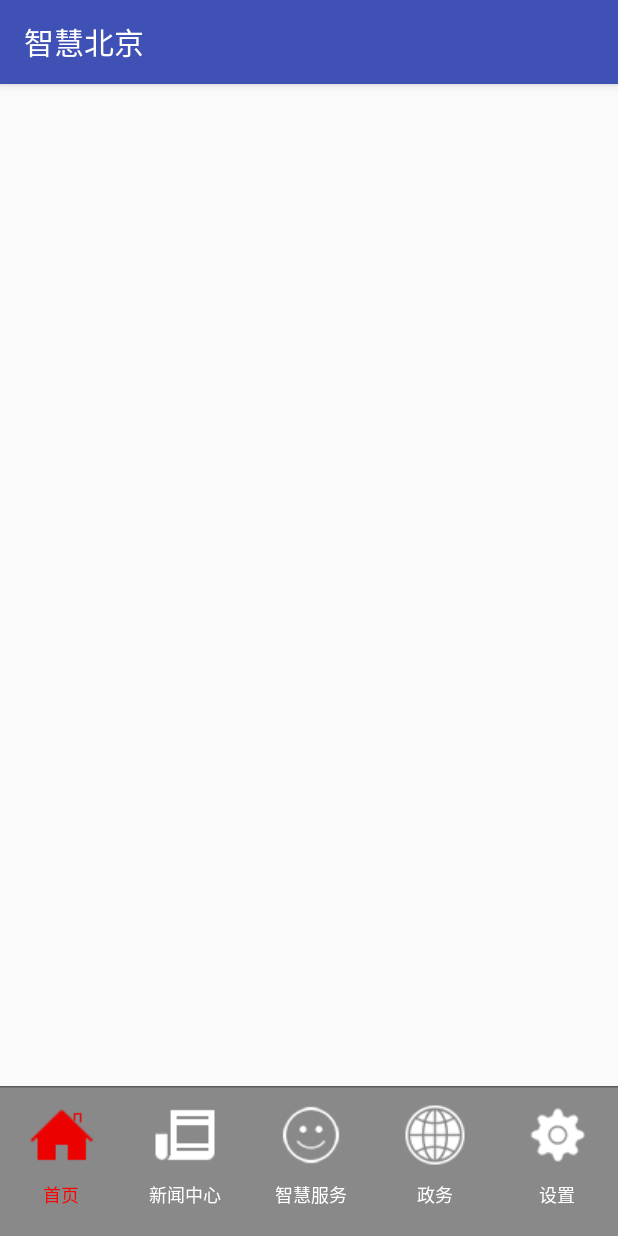
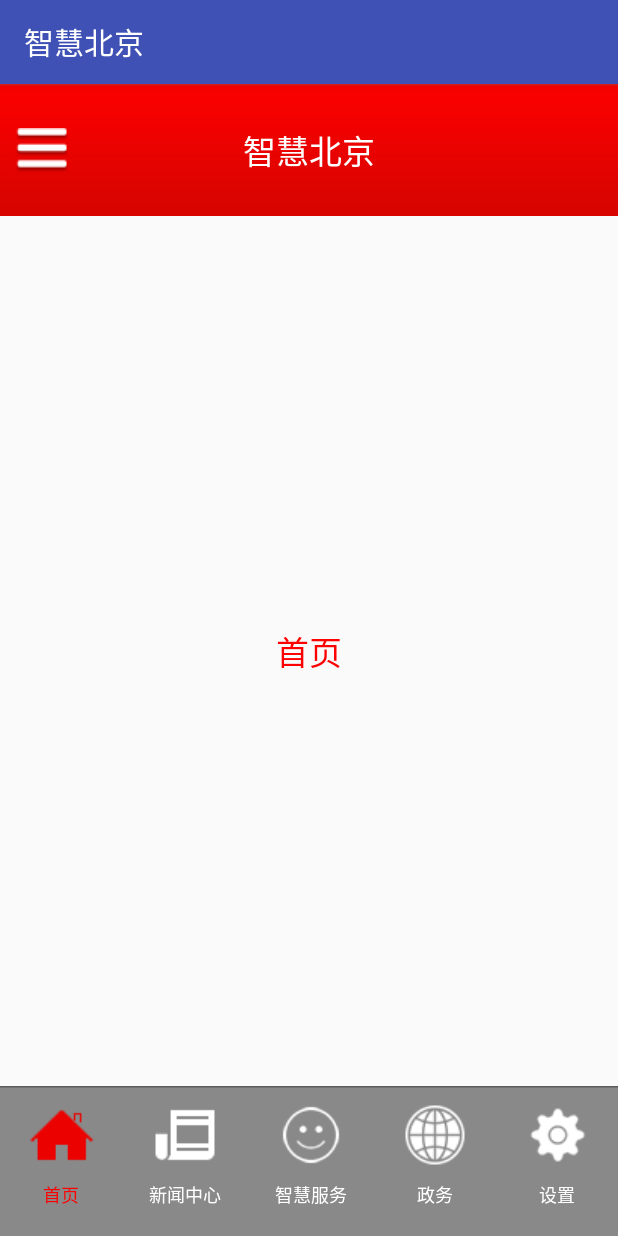
Before and after one commit to Allen151/Zhi_Hui_Bai_Jin, an Android app: the fragment ContentFragment shown on its own in the app's theme, on a phone screen of 412 x 824 dp. Run offline under Robolectric (Android 15) with nearby library versions, the phone set to English and light mode, and no system bars.

Commit message:
填充5个标签页禁用ViewPager的滑动事件

```diff
--- a/app/src/main/java/com/example/qzl/zhi_hui_bai_jin/fragment/ContentFragment.java
+++ b/app/src/main/java/com/example/qzl/zhi_hui_bai_jin/fragment/ContentFragment.java
@@ -1,20 +1,77 @@
 package com.example.qzl.zhi_hui_bai_jin.fragment;
 
+import android.support.v4.view.PagerAdapter;
 import android.view.View;
+import android.view.ViewGroup;
 
 import com.example.qzl.zhi_hui_bai_jin.R;
+import com.example.qzl.zhi_hui_bai_jin.base.BasePager;
+import com.example.qzl.zhi_hui_bai_jin.implayment.GovAffairsPager;
+import com.example.qzl.zhi_hui_bai_jin.implayment.HomePager;
+import com.example.qzl.zhi_hui_bai_jin.implayment.NewsCenterPager;
+import com.example.qzl.zhi_hui_bai_jin.implayment.SettingPager;
+import com.example.qzl.zhi_hui_bai_jin.implayment.SmartServicePager;
+import com.example.qzl.zhi_hui_bai_jin.view.NoScrollViewPager;
+
+import java.util.ArrayList;
+import java.util.List;
 
 /**
  * Created by Qzl on 2016-07-27.
  */
 public class ContentFragment extends BaseFragment {
+
+
+    private List<BasePager> mPagers;//五个标签页的集合
+    private NoScrollViewPager mNsvp_fcontent_content;
+
     @Override
     public View initView() {
         View view = View.inflate(mActivity, R.layout.fragment_content,null);
+        mNsvp_fcontent_content = (NoScrollViewPager) view.findViewById(R.id.nsvp_fcontent_content);
+
         return view;
     }
 
     @Override
     public void initData() {
+        mPagers = new ArrayList<>();
+        //填充数据
+        mPagers.add(new HomePager(mActivity));
+        mPagers.add(new NewsCenterPager(mActivity));
+        mPagers.add(new GovAffairsPager(mActivity));
+        mPagers.add(new SmartServicePager(mActivity));
+        mPagers.add(new SettingPager(mActivity));
+        mNsvp_fcontent_content.setAdapter(new ContentAdapter());
+    }
+
+    class ContentAdapter extends PagerAdapter{
+
+        @Override
+        public int getCount() {
+            return mPagers.size();
+        }
+
+        //判断是不是view
+        @Override
+        public boolean isViewFromObject(View view, Object object) {
+            return view == object;
+        }
+
+        @Override
+        public Object instantiateItem(ViewGroup container, int position) {
+            BasePager pager = mPagers.get(position);
+            //获取当前页面对象的布局
+            View view = pager.mRootView;
+            pager.initData();
+            container.addView(view);
+            return view;
+        }
+
+        //销毁view
+        @Override
+        public void destroyItem(ViewGroup container, int position, Object object) {
+            mNsvp_fcontent_content.removeView((View) object);
+        }
     }
 }
--- a/app/src/main/java/com/example/qzl/zhi_hui_bai_jin/implayment/GovAffairsPager.java
+++ b/app/src/main/java/com/example/qzl/zhi_hui_bai_jin/implayment/GovAffairsPager.java
@@ -27,5 +27,7 @@ public class GovAffairsPager extends BasePager {
         view.setTextSize(22);
         view.setGravity(Gravity.CENTER);
         mFl_base_pager_content.addView(view);
+        //修改页面标题
+        mTv_base_pager_title.setText("人口管理");
     }
 }
--- a/app/src/main/java/com/example/qzl/zhi_hui_bai_jin/implayment/HomePager.java
+++ b/app/src/main/java/com/example/qzl/zhi_hui_bai_jin/implayment/HomePager.java
@@ -27,5 +27,7 @@ public class HomePager extends BasePager {
         view.setTextSize(22);
         view.setGravity(Gravity.CENTER);
         mFl_base_pager_content.addView(view);
+        //修改页面标题
+        mTv_base_pager_title.setText("智慧北京");
     }
 }
--- a/app/src/main/java/com/example/qzl/zhi_hui_bai_jin/implayment/NewsCenterPager.java
+++ b/app/src/main/java/com/example/qzl/zhi_hui_bai_jin/implayment/NewsCenterPager.java
@@ -27,5 +27,7 @@ public class NewsCenterPager extends BasePager {
         view.setTextSize(22);
         view.setGravity(Gravity.CENTER);
         mFl_base_pager_content.addView(view);
+        //修改页面标题
+        mTv_base_pager_title.setText("新闻中心");
     }
 }
--- a/app/src/main/java/com/example/qzl/zhi_hui_bai_jin/implayment/SettingPager.java
+++ b/app/src/main/java/com/example/qzl/zhi_hui_bai_jin/implayment/SettingPager.java
@@ -27,5 +27,7 @@ public class SettingPager extends BasePager {
         view.setTextSize(22);
         view.setGravity(Gravity.CENTER);
         mFl_base_pager_content.addView(view);
+        //修改页面标题
+        mTv_base_pager_title.setText("设置");
     }
 }
--- a/app/src/main/java/com/example/qzl/zhi_hui_bai_jin/implayment/SmartServicePager.java
+++ b/app/src/main/java/com/example/qzl/zhi_hui_bai_jin/implayment/SmartServicePager.java
@@ -27,5 +27,7 @@ public class SmartServicePager extends BasePager {
         view.setTextSize(22);
         view.setGravity(Gravity.CENTER);
         mFl_base_pager_content.addView(view);
+        //修改页面标题
+        mTv_base_pager_title.setText("生活");
     }
 }
--- /dev/null
+++ b/app/src/main/java/com/example/qzl/zhi_hui_bai_jin/view/NoScrollViewPager.java
@@ -0,0 +1,29 @@
+package com.example.qzl.zhi_hui_bai_jin.view;
+
+import android.content.Context;
+import android.support.v4.view.ViewPager;
+import android.util.AttributeSet;
+import android.view.MotionEvent;
+
+/**
+ * 不允许滑动的viewPager
+ * Created by Qzl on 2016-07-28.
+ */
+public class NoScrollViewPager extends ViewPager {
+    public NoScrollViewPager(Context context) {
+        super(context);
+    }
+
+    public NoScrollViewPager(Context context, AttributeSet attrs) {
+        super(context, attrs);
+    }
+
+    /**
+     * 重写onTouchView方法
+     */
+    @Override
+    public boolean onTouchEvent(MotionEvent ev) {
+        //重写此方法，触摸时什么都不做，从而实现对滑动事件的禁用
+        return true;
+    }
+}
--- a/app/src/main/res/layout/fragment_content.xml
+++ b/app/src/main/res/layout/fragment_content.xml
@@ -3,11 +3,12 @@
     android:layout_width="match_parent"
     android:layout_height="match_parent"
     android:orientation="vertical">
-    <android.support.v4.view.ViewPager
+    <com.example.qzl.zhi_hui_bai_jin.view.NoScrollViewPager
+        android:id="@+id/nsvp_fcontent_content"
         android:layout_width="match_parent"
         android:layout_height="0dp"
         android:layout_weight="1">
-    </android.support.v4.view.ViewPager>
+    </com.example.qzl.zhi_hui_bai_jin.view.NoScrollViewPager>
     <RadioGroup
         android:layout_width="match_parent"
         android:layout_height="wrap_content"
```
